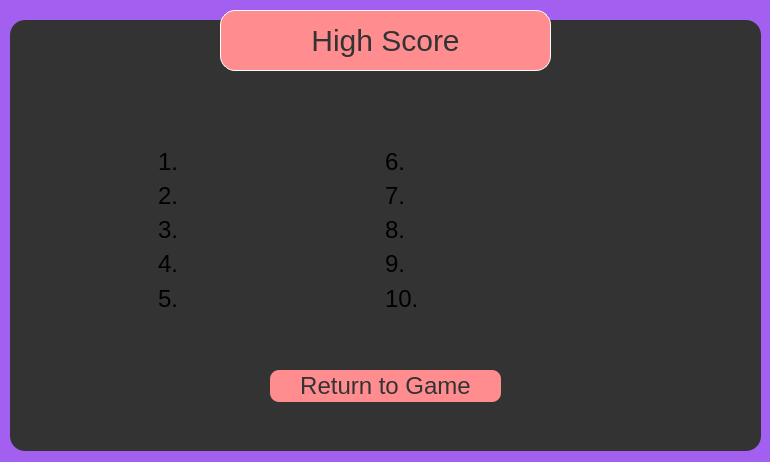
Before: the Qt Designer form BingChillings/highscoresform.ui in BingChillings/BingChillings, drawn with Qt 5.
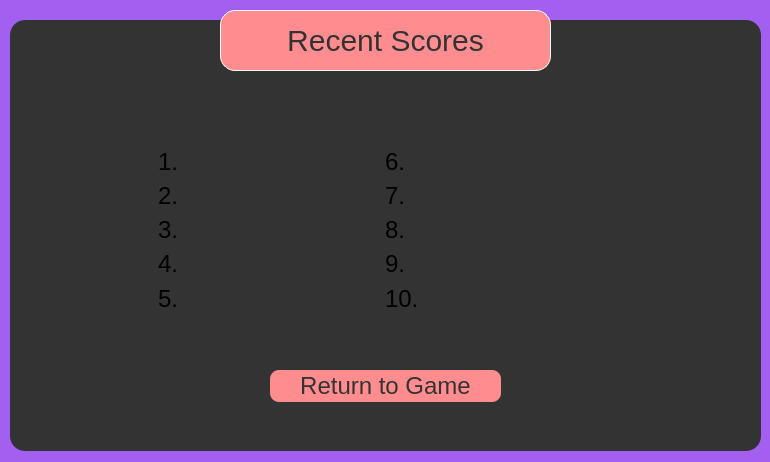
After: the same form once the commit is applied.

The edit to the form file:
```diff
--- a/BingChillings/highscoresform.ui
+++ b/BingChillings/highscoresform.ui
@@ -66,7 +66,7 @@
 color:#717072;
 }</string>
   </property>
-  <widget class="QFrame" name="frame">
+  <widget class="QFrame" name="frameOut">
    <property name="geometry">
     <rect>
      <x>10</x>
@@ -308,7 +308,7 @@
     </rect>
    </property>
    <property name="text">
-    <string>High Score</string>
+    <string>Recent Scores</string>
    </property>
   </widget>
  </widget>
```
Left out of the diff: 2 changed lines with no effect on the pictures.
